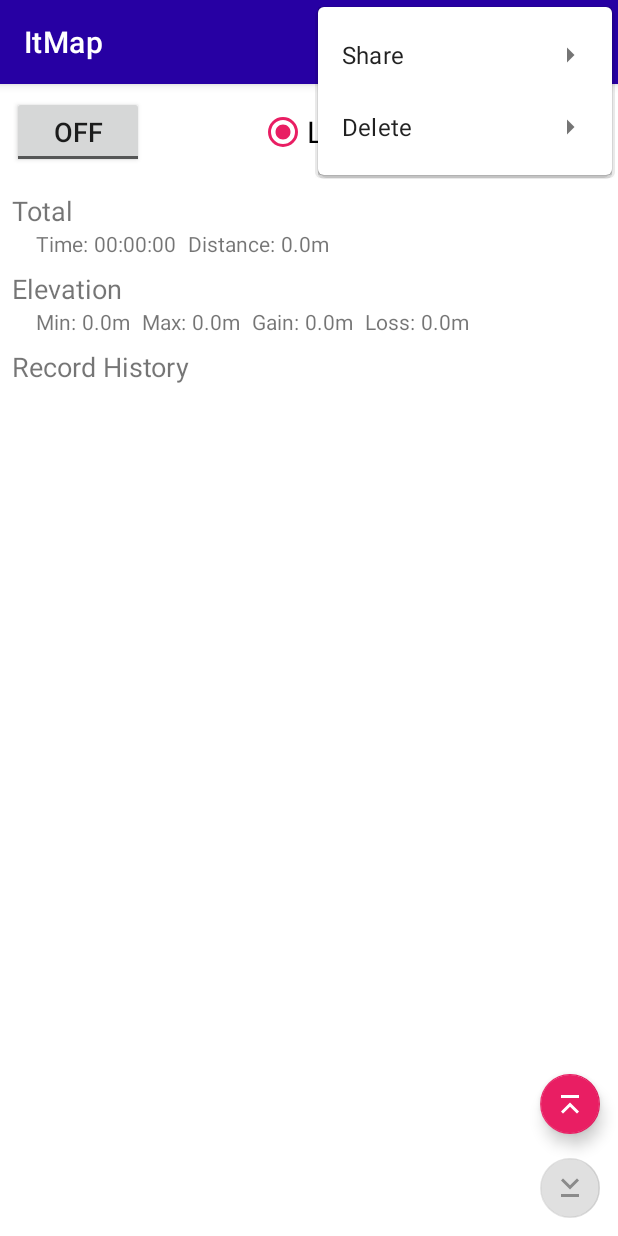
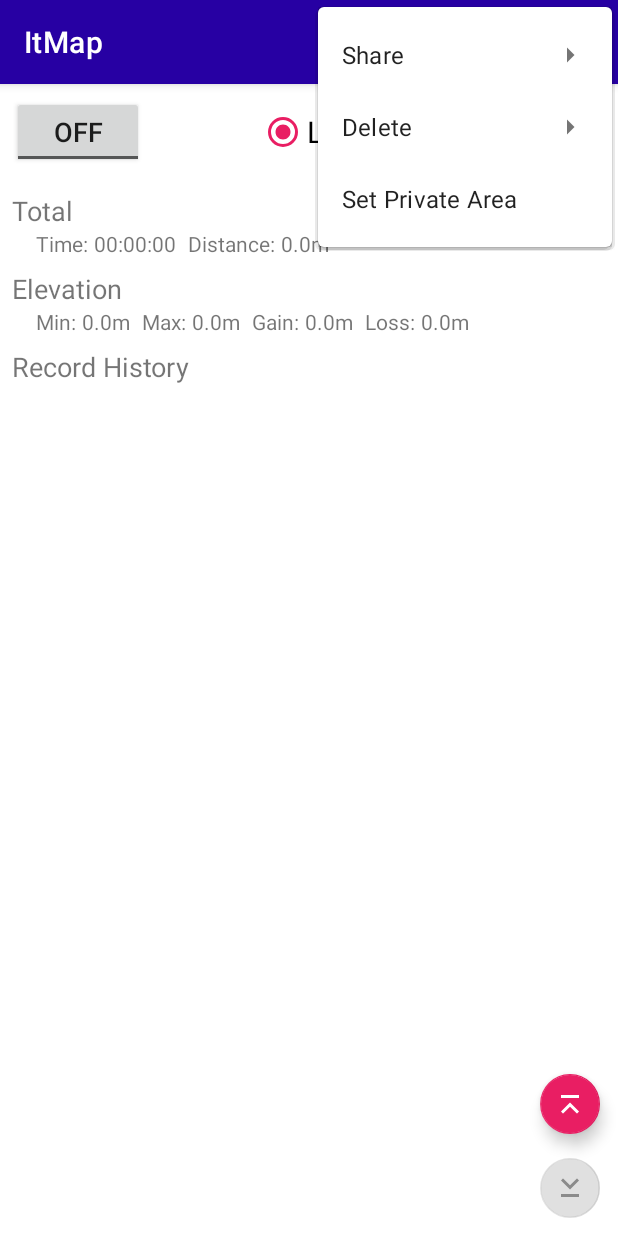
Before and after one commit to takinoue/ItMap, an Android app: the fragment FragmentRecord placed in its activity, with the options menu open, on a phone screen of 412 x 824 dp. Run offline under Robolectric (Android 15) with nearby library versions, the phone set to English and light mode, and no system bars; libraries missing offline, so code that uses them is left out: io.realm, io.realm.log; 10 statements that could not run were skipped.

Commit message:
add 'Privacy Mode'. You can set no recording area. fix minimum value of upload timing.

```diff
--- a/app/src/main/java/cc/atte/itmap/ActMain.kt
+++ b/app/src/main/java/cc/atte/itmap/ActMain.kt
@@ -115,6 +115,9 @@ class ActMain : AppCompatActivity() {
             else
                 realm.executeTransactionAsync {  db-> db.delete(RecordModel::class.java) }
         }
+        R.id.optionPrivacy -> true.also {
+            DialogPrivacy().show(supportFragmentManager,null)
+        }
         else -> super.onOptionsItemSelected(item)
     }
 
--- a/app/src/main/java/cc/atte/itmap/DialogSetting.kt
+++ b/app/src/main/java/cc/atte/itmap/DialogSetting.kt
@@ -66,7 +66,7 @@ class DialogSetting: DialogFragment() {
                 if (recordTiming != newRecordTiming && 1 <= newRecordTiming)
                     AppMain.Preference.putInt(KEY_RECORD_TIMING, newRecordTiming)
                 val newUploadTiming = binding.settingUploadTiming.text.toString().toInt()
-                if (uploadTiming != newUploadTiming && 2 <= newUploadTiming)
+                if (uploadTiming != newUploadTiming && 1 <= newUploadTiming)
                     AppMain.Preference.putInt(KEY_UPLOAD_TIMING, newUploadTiming)
                 val newAutoCleanData = binding.settingAutoCleanData.isChecked
                 if (autoCleanData != newAutoCleanData)
--- a/app/src/main/res/layout/fragment_record.xml
+++ b/app/src/main/res/layout/fragment_record.xml
@@ -20,6 +20,42 @@
             android:textSize="18sp"
             app:layout_constraintStart_toStartOf="parent"
             app:layout_constraintTop_toTopOf="parent" />
+
+        <TextView
+            android:id="@+id/recordTotalTime"
+            android:layout_width="wrap_content"
+            android:layout_height="wrap_content"
+            android:layout_marginStart="16dp"
+            android:text="Time:"
+            app:layout_constraintStart_toStartOf="@+id/recordTotal"
+            app:layout_constraintTop_toBottomOf="@+id/recordTotal" />
+
+        <TextView
+            android:id="@+id/recordTotalTimeSecond"
+            android:layout_width="wrap_content"
+            android:layout_height="wrap_content"
+            android:layout_marginStart="4dp"
+            android:text="00:00:00"
+            app:layout_constraintStart_toEndOf="@+id/recordTotalTime"
+            app:layout_constraintTop_toTopOf="@+id/recordTotalTime" />
+
+        <TextView
+            android:id="@+id/recordTotalDistance"
+            android:layout_width="wrap_content"
+            android:layout_height="wrap_content"
+            android:layout_marginStart="8dp"
+            android:text="Distance:"
+            app:layout_constraintStart_toEndOf="@+id/recordTotalTimeSecond"
+            app:layout_constraintTop_toTopOf="@+id/recordTotalTime" />
+
+        <TextView
+            android:id="@+id/recordTotalDistanceMetre"
+            android:layout_width="wrap_content"
+            android:layout_height="wrap_content"
+            android:layout_marginStart="4dp"
+            android:text="0.0m"
+            app:layout_constraintStart_toEndOf="@+id/recordTotalDistance"
+            app:layout_constraintTop_toTopOf="@+id/recordTotalDistance" />
 
         <TextView
             android:id="@+id/recordElevation"
@@ -105,42 +141,6 @@
             app:layout_constraintTop_toTopOf="@+id/recordElevationLoss" />
 
         <TextView
-            android:id="@+id/recordTotalTime"
-            android:layout_width="wrap_content"
-            android:layout_height="wrap_content"
-            android:layout_marginStart="16dp"
-            android:text="Time:"
-            app:layout_constraintStart_toStartOf="@+id/recordTotal"
-            app:layout_constraintTop_toBottomOf="@+id/recordTotal" />
-
-        <TextView
-            android:id="@+id/recordTotalTimeSecond"
-            android:layout_width="wrap_content"
-            android:layout_height="wrap_content"
-            android:layout_marginStart="4dp"
-            android:text="00:00:00"
-            app:layout_constraintStart_toEndOf="@+id/recordTotalTime"
-            app:layout_constraintTop_toTopOf="@+id/recordTotalTime" />
-
-        <TextView
-            android:id="@+id/recordTotalDistance"
-            android:layout_width="wrap_content"
-            android:layout_height="wrap_content"
-            android:layout_marginStart="8dp"
-            android:text="Distance:"
-            app:layout_constraintStart_toEndOf="@+id/recordTotalTimeSecond"
-            app:layout_constraintTop_toTopOf="@+id/recordTotalTime" />
-
-        <TextView
-            android:id="@+id/recordTotalDistanceMetre"
-            android:layout_width="wrap_content"
-            android:layout_height="wrap_content"
-            android:layout_marginStart="4dp"
-            android:text="0.0m"
-            app:layout_constraintStart_toEndOf="@+id/recordTotalDistance"
-            app:layout_constraintTop_toTopOf="@+id/recordTotalDistance" />
-
-        <TextView
             android:id="@+id/recordHistory"
             android:layout_width="wrap_content"
             android:layout_height="wrap_content"
--- a/app/src/main/res/menu/option.xml
+++ b/app/src/main/res/menu/option.xml
@@ -32,4 +32,7 @@
                 android:title="Delete Record" />
         </menu>
     </item>
+    <item
+        android:id="@+id/optionPrivacy"
+        android:title="Set Private Area" />
 </menu>
```
Also changed, not shown: app/src/main/java/cc/atte/itmap/AppMain.kt (+31 -0 lines), app/src/main/java/cc/atte/itmap/DialogPrivacy.kt (added, +77 -0 lines), app/src/main/java/cc/atte/itmap/ServiceLocation.kt (+28 -6 lines), app/src/main/res/layout/dialog_privacy.xml (added, +66 -0 lines).
